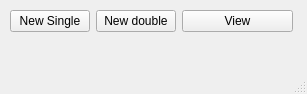
Above: src/gui/main.ui from gfogwill/FrESH before the change. Below: the same form after it.
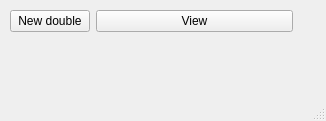
That is the form after the change.

Commit message: refactor: remove single experiment option

```diff
--- a/src/gui/main.ui
+++ b/src/gui/main.ui
@@ -6,8 +6,8 @@
    <rect>
     <x>0</x>
     <y>0</y>
-    <width>307</width>
-    <height>94</height>
+    <width>326</width>
+    <height>121</height>
    </rect>
   </property>
   <property name="windowTitle">
@@ -26,13 +26,6 @@
     <layout class="QFormLayout" name="formLayout">
      <item row="0" column="0">
       <layout class="QHBoxLayout" name="horizontalLayout">
-       <item>
-        <widget class="QPushButton" name="newSingleExperimentButton">
-         <property name="text">
-          <string>New Single</string>
-         </property>
-        </widget>
-       </item>
        <item>
         <widget class="QPushButton" name="newDoubleExperimentButton">
          <property name="text">
```
Left out of the diff: 2 changed lines with no effect on the pictures. The commit also changes 3 other files.
